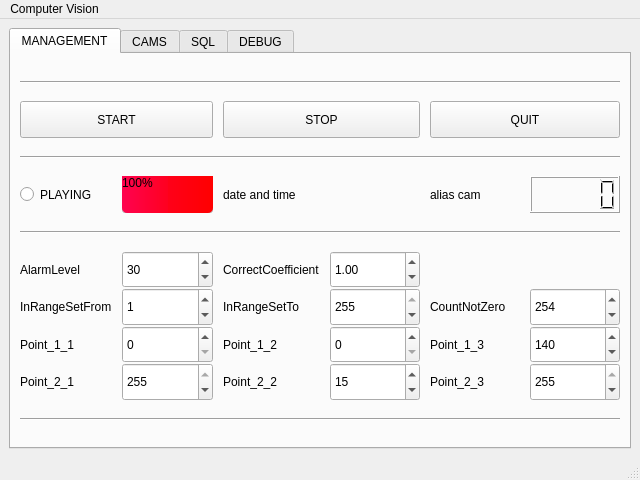
bogdandrienko/cpp-app, file cpp_computer_vision_app/cpp_main.ui: the form before one commit.
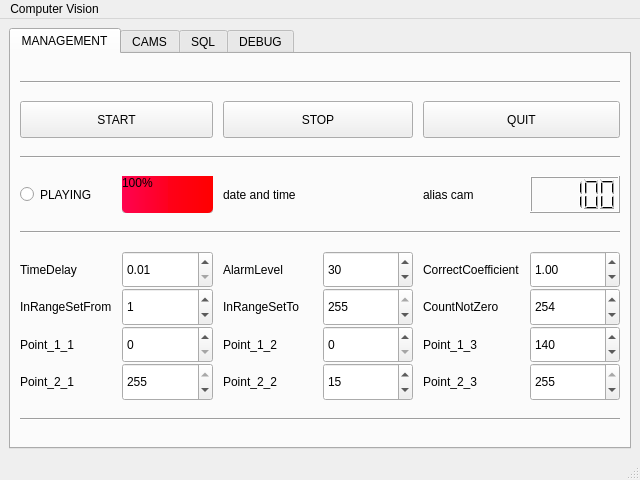
The form after the commit.

```diff
--- a/cpp_computer_vision_app/cpp_main.ui
+++ b/cpp_computer_vision_app/cpp_main.ui
@@ -151,27 +151,8 @@
                 <height>2160</height>
                </size>
               </property>
-             </widget>
-            </item>
-            <item row="5" column="2">
-             <widget class="QSpinBox" name="AlarmLevel_spinBox">
-              <property name="sizePolicy">
-               <sizepolicy hsizetype="Expanding" vsizetype="Expanding">
-                <horstretch>0</horstretch>
-                <verstretch>0</verstretch>
-               </sizepolicy>
-              </property>
-              <property name="maximumSize">
-               <size>
-                <width>3840</width>
-                <height>2160</height>
-               </size>
-              </property>
-              <property name="maximum">
-               <number>100</number>
-              </property>
-              <property name="value">
-               <number>30</number>
+              <property name="value" stdset="0">
+               <double>100.000000000000000</double>
               </property>
              </widget>
             </item>
@@ -314,25 +295,6 @@
               </property>
              </widget>
             </item>
-            <item row="5" column="1">
-             <widget class="QLabel" name="label_18">
-              <property name="sizePolicy">
-               <sizepolicy hsizetype="Expanding" vsizetype="Expanding">
-                <horstretch>0</horstretch>
-                <verstretch>0</verstretch>
-               </sizepolicy>
-              </property>
-              <property name="maximumSize">
-               <size>
-                <width>3840</width>
-                <height>2160</height>
-               </size>
-              </property>
-              <property name="text">
-               <string>AlarmLevel</string>
-              </property>
-             </widget>
-            </item>
             <item row="1" column="3" colspan="2">
              <widget class="QPushButton" name="STOP_btn">
               <property name="sizePolicy">
@@ -437,25 +399,6 @@
               </property>
              </widget>
             </item>
-            <item row="5" column="3">
-             <widget class="QLabel" name="label_33">
-              <property name="sizePolicy">
-               <sizepolicy hsizetype="Expanding" vsizetype="Expanding">
-                <horstretch>0</horstretch>
-                <verstretch>0</verstretch>
-               </sizepolicy>
-              </property>
-              <property name="maximumSize">
-               <size>
-                <width>3840</width>
-                <height>2160</height>
-               </size>
-              </property>
-              <property name="text">
-               <string>CorrectCoefficient</string>
-              </property>
-             </widget>
-            </item>
             <item row="6" column="2">
              <widget class="QSpinBox" name="InRangeSetFrom_spinBox">
               <property name="sizePolicy">
@@ -664,28 +607,6 @@
               </property>
              </widget>
             </item>
-            <item row="5" column="4">
-             <widget class="QDoubleSpinBox" name="CorrectCoefficient_doubleSpinBox">
-              <property name="sizePolicy">
-               <sizepolicy hsizetype="Expanding" vsizetype="Expanding">
-                <horstretch>0</horstretch>
-                <verstretch>0</verstretch>
-               </sizepolicy>
-              </property>
-              <property name="maximumSize">
-               <size>
-                <width>3840</width>
-                <height>2160</height>
-               </size>
-              </property>
-              <property name="maximum">
-               <double>100.000000000000000</double>
-              </property>
-              <property name="value">
-               <double>1.000000000000000</double>
-              </property>
-             </widget>
-            </item>
             <item row="9" column="1" colspan="6">
              <widget class="Line" name="line_10">
               <property name="sizePolicy">
@@ -765,6 +686,129 @@
               </property>
              </widget>
             </item>
+            <item row="5" column="6">
+             <widget class="QDoubleSpinBox" name="CorrectCoefficient_doubleSpinBox">
+              <property name="sizePolicy">
+               <sizepolicy hsizetype="Expanding" vsizetype="Expanding">
+                <horstretch>0</horstretch>
+                <verstretch>0</verstretch>
+               </sizepolicy>
+              </property>
+              <property name="maximumSize">
+               <size>
+                <width>3840</width>
+                <height>2160</height>
+               </size>
+              </property>
+              <property name="maximum">
+               <double>100.000000000000000</double>
+              </property>
+              <property name="value">
+               <double>1.000000000000000</double>
+              </property>
+             </widget>
+            </item>
+            <item row="5" column="5">
+             <widget class="QLabel" name="label_33">
+              <property name="sizePolicy">
+               <sizepolicy hsizetype="Expanding" vsizetype="Expanding">
+                <horstretch>0</horstretch>
+                <verstretch>0</verstretch>
+               </sizepolicy>
+              </property>
+              <property name="maximumSize">
+               <size>
+                <width>3840</width>
+                <height>2160</height>
+               </size>
+              </property>
+              <property name="text">
+               <string>CorrectCoefficient</string>
+              </property>
+             </widget>
+            </item>
+            <item row="5" column="4">
+             <widget class="QSpinBox" name="AlarmLevel_spinBox">
+              <property name="sizePolicy">
+               <sizepolicy hsizetype="Expanding" vsizetype="Expanding">
+                <horstretch>0</horstretch>
+                <verstretch>0</verstretch>
+               </sizepolicy>
+              </property>
+              <property name="maximumSize">
+               <size>
+                <width>3840</width>
+                <height>2160</height>
+               </size>
+              </property>
+              <property name="maximum">
+               <number>100</number>
+              </property>
+              <property name="value">
+               <number>30</number>
+              </property>
+             </widget>
+            </item>
+            <item row="5" column="3">
+             <widget class="QLabel" name="label_18">
+              <property name="sizePolicy">
+               <sizepolicy hsizetype="Expanding" vsizetype="Expanding">
+                <horstretch>0</horstretch>
+                <verstretch>0</verstretch>
+               </sizepolicy>
+              </property>
+              <property name="maximumSize">
+               <size>
+                <width>3840</width>
+                <height>2160</height>
+               </size>
+              </property>
+              <property name="text">
+               <string>AlarmLevel</string>
+              </property>
+             </widget>
+            </item>
+            <item row="5" column="1">
+             <widget class="QLabel" name="label_14">
+              <property name="sizePolicy">
+               <sizepolicy hsizetype="Expanding" vsizetype="Expanding">
+                <horstretch>0</horstretch>
+                <verstretch>0</verstretch>
+               </sizepolicy>
+              </property>
+              <property name="maximumSize">
+               <size>
+                <width>3840</width>
+                <height>2160</height>
+               </size>
+              </property>
+              <property name="text">
+               <string>TimeDelay</string>
+              </property>
+             </widget>
+            </item>
+            <item row="5" column="2">
+             <widget class="QDoubleSpinBox" name="TimeDelay_doubleSpinBox">
+              <property name="sizePolicy">
+               <sizepolicy hsizetype="Expanding" vsizetype="Expanding">
+                <horstretch>0</horstretch>
+                <verstretch>0</verstretch>
+               </sizepolicy>
+              </property>
+              <property name="maximumSize">
+               <size>
+                <width>3840</width>
+                <height>2160</height>
+               </size>
+              </property>
+              <property name="minimum">
+               <double>0.010000000000000</double>
+              </property>
+              <property name="maximum">
+               <double>100.000000000000000</double>
+              </property>
+             </widget>
+            </item>
            </layout>
           </item>
          </layout>
```
Left out of the diff: 16 changed lines with no effect on the pictures.
